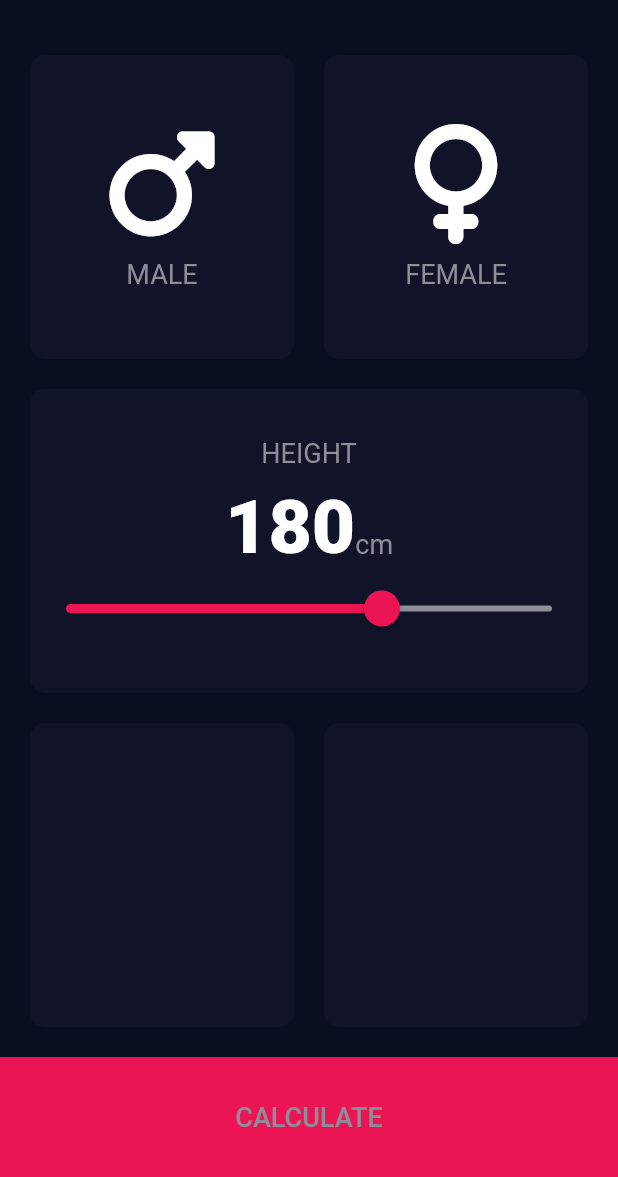
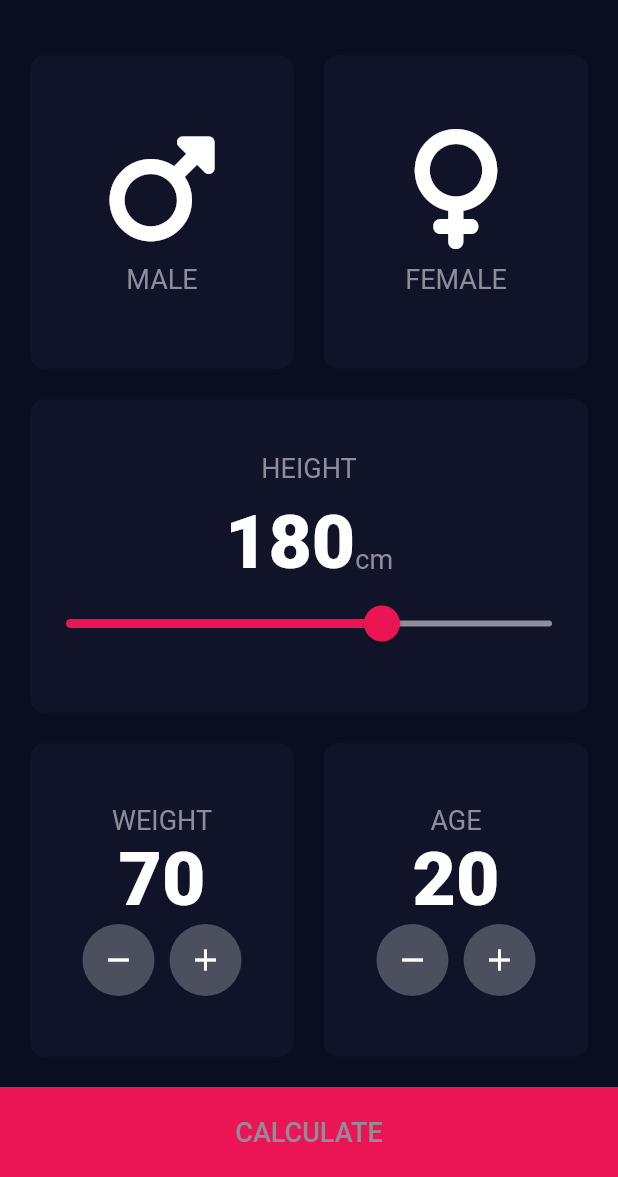
Before and after one commit to RuanFailache/flutter_bmi_calculator, a Flutter app: the screen it shows after launch, on a phone screen of 412 x 824 dp, the part 59-1236 px from its top. Run offline on Flutter 3.47's test engine with Material 2 defaults, Android fonts, the phone set to English and light mode, and no system bars; our stand-ins replace font_awesome_flutter.

Commit message:
feat: create age and weight section at input page

```diff
--- /dev/null
+++ b/lib/common/components/circle_icon_button.dart
@@ -0,0 +1,29 @@
+import 'package:flutter/material.dart';
+
+class CircleIconButton extends StatelessWidget {
+  const CircleIconButton({
+    Key? key,
+    this.size = 48,
+    required this.icon,
+    required this.onPressed,
+  }) : super(key: key);
+
+  final double size;
+  final IconData icon;
+  final void Function() onPressed;
+
+  @override
+  Widget build(BuildContext context) {
+    return RawMaterialButton(
+      elevation: 0,
+      onPressed: onPressed,
+      shape: const CircleBorder(),
+      fillColor: const Color(0xFF4C4F5E),
+      constraints: BoxConstraints.tightFor(
+        width: size,
+        height: size,
+      ),
+      child: Icon(icon),
+    );
+  }
+}
--- a/lib/common/constants/theme.dart
+++ b/lib/common/constants/theme.dart
@@ -1,6 +1,6 @@
 import 'package:flutter/material.dart';
 
-const double kBottomContainerHeight = 80;
+const double kBottomContainerHeight = 60;
 
 const kActiveCardColor = Color(0xFF1D1E33);
 const kInactiveCardColor = Color(0xFF111328);
--- a/lib/main.dart
+++ b/lib/main.dart
@@ -30,6 +30,14 @@ class BMICalculator extends StatelessWidget {
             color: Color(0xFF8D8E98),
           ),
         ),
+        sliderTheme: SliderTheme.of(context).copyWith(
+          thumbShape: const RoundSliderThumbShape(
+            enabledThumbRadius: 12,
+          ),
+          overlayShape: const RoundSliderOverlayShape(
+            overlayRadius: 24,
+          ),
+        ),
       ),
       home: const InputPage(),
     );
--- /dev/null
+++ b/lib/pages/input/components/button_controlled_content.dart
@@ -0,0 +1,43 @@
+import 'package:bmi_calculator/common/components/circle_icon_button.dart';
+import 'package:bmi_calculator/common/constants/theme.dart';
+import 'package:flutter/material.dart';
+
+class ButtonControlledContent extends StatelessWidget {
+  const ButtonControlledContent({
+    Key? key,
+    required this.onAdd,
+    required this.label,
+    required this.value,
+    required this.onRemove,
+  }) : super(key: key);
+
+  final String label, value;
+  final void Function() onAdd, onRemove;
+
+  @override
+  Widget build(BuildContext context) {
+    return Column(
+      mainAxisAlignment: MainAxisAlignment.center,
+      children: [
+        Text(label, style: kLabelTextStyle),
+        Text(value, style: kNumberTextStyle),
+        Row(
+          mainAxisAlignment: MainAxisAlignment.center,
+          children: [
+            CircleIconButton(
+              icon: Icons.remove,
+              onPressed: onRemove,
+            ),
+            const SizedBox(
+              width: 10,
+            ),
+            CircleIconButton(
+              icon: Icons.add,
+              onPressed: onAdd,
+            ),
+          ],
+        ),
+      ],
+    );
+  }
+}
--- a/lib/pages/input/controller.dart
+++ b/lib/pages/input/controller.dart
@@ -1,15 +1,30 @@
 import 'package:bmi_calculator/common/models/gender.dart';
+import 'package:bmi_calculator/pages/input/events.dart';
+
+const int kInitialHeight = 180;
+const double kMinHeight = 50;
+const double kMaxHeight = 250;
+const int kInitialWeight = 70;
+const int kInitialAge = 20;
 
 class InputController {
   Gender? _selectedGender;
 
-  int _height = 180;
+  int _height = kInitialHeight;
+
+  int _weight = kInitialWeight;
+
+  int _age = kInitialAge;
 
   Gender? get selectedGender => _selectedGender;
 
   int get height => _height;
 
-  updateSelectedGender(Gender gender) {
+  int get weight => _weight;
+
+  int get age => _age;
+
+  void updateSelectedGender(Gender gender) {
     if (selectedGender != gender) {
       _selectedGender = gender;
     } else {
@@ -17,7 +32,29 @@ class InputController {
     }
   }
 
-  updateHeight(int newHeight) {
+  void updateHeight(int newHeight) {
     _height = newHeight;
   }
+
+  void updateWeight(ButtonEvent event) {
+    switch (event) {
+      case ButtonEvent.add:
+        _weight += 1;
+        break;
+      case ButtonEvent.remove:
+        if (_weight > 1) _weight -= 1;
+        break;
+    }
+  }
+
+  void updateAge(ButtonEvent event) {
+    switch (event) {
+      case ButtonEvent.add:
+        _age += 1;
+        break;
+      case ButtonEvent.remove:
+        if (_age > 1) _age -= 1;
+        break;
+    }
+  }
 }
--- /dev/null
+++ b/lib/pages/input/events.dart
@@ -0,0 +1,4 @@
+enum ButtonEvent {
+  add,
+  remove,
+}
--- a/lib/pages/input/page.dart
+++ b/lib/pages/input/page.dart
@@ -1,8 +1,10 @@
 import 'package:bmi_calculator/common/constants/theme.dart';
 import 'package:bmi_calculator/common/models/gender.dart';
+import 'package:bmi_calculator/pages/input/components/button_controlled_content.dart';
 import 'package:bmi_calculator/pages/input/components/icon_content.dart';
 import 'package:bmi_calculator/pages/input/components/reusable_card.dart';
 import 'package:bmi_calculator/pages/input/controller.dart';
+import 'package:bmi_calculator/pages/input/events.dart';
 import 'package:flutter/material.dart';
 
 class InputPage extends StatefulWidget {
@@ -18,6 +20,22 @@ class _InputPageState extends State<InputPage> {
   void selectGender(Gender gender) {
     setState(() {
       _inputController.updateSelectedGender(gender);
+    });
+  }
+
+  void changeSliderValue(double value) {
+    final newHeight = value.round();
+    setState(() {
+      _inputController.updateHeight(newHeight);
+    });
+  }
+
+  void changeControllerValueOnClick(
+    ButtonEvent event,
+    Function(ButtonEvent) callback,
+  ) {
+    setState(() {
+      callback(event);
     });
   }
 
@@ -94,28 +112,13 @@ class _InputPageState extends State<InputPage> {
                               ),
                             ],
                           ),
-                          SliderTheme(
-                            data: SliderTheme.of(context).copyWith(
-                              thumbShape: const RoundSliderThumbShape(
-                                enabledThumbRadius: 12,
-                              ),
-                              overlayShape: const RoundSliderOverlayShape(
-                                overlayRadius: 24,
-                              ),
-                            ),
-                            child: Slider(
-                              min: 50,
-                              max: 250,
-                              value: _inputController.height.toDouble(),
-                              activeColor: kBottomContainerColor,
-                              inactiveColor: kLightTextColor,
-                              onChanged: (double value) {
-                                setState(() {
-                                  final newHeight = value.round();
-                                  _inputController.updateHeight(newHeight);
-                                });
-                              },
-                            ),
+                          Slider(
+                            min: kMinHeight,
+                            max: kMaxHeight,
+                            onChanged: changeSliderValue,
+                            inactiveColor: kLightTextColor,
+                            activeColor: kBottomContainerColor,
+                            value: _inputController.height.toDouble(),
                           ),
                         ],
                       ),
@@ -127,12 +130,34 @@ class _InputPageState extends State<InputPage> {
                       children: [
                         Expanded(
                           child: ReusableCard(
-                            cardChild: Container(),
+                            cardChild: ButtonControlledContent(
+                              label: 'WEIGHT',
+                              value: _inputController.weight.toString(),
+                              onAdd: () => changeControllerValueOnClick(
+                                ButtonEvent.add,
+                                _inputController.updateWeight,
+                              ),
+                              onRemove: () => changeControllerValueOnClick(
+                                ButtonEvent.remove,
+                                _inputController.updateWeight,
+                              ),
+                            ),
                           ),
                         ),
                         Expanded(
                           child: ReusableCard(
-                            cardChild: Container(),
+                            cardChild: ButtonControlledContent(
+                              label: 'AGE',
+                              value: _inputController.age.toString(),
+                              onAdd: () => changeControllerValueOnClick(
+                                ButtonEvent.add,
+                                _inputController.updateAge,
+                              ),
+                              onRemove: () => changeControllerValueOnClick(
+                                ButtonEvent.remove,
+                                _inputController.updateAge,
+                              ),
+                            ),
                           ),
                         ),
                       ],
```
